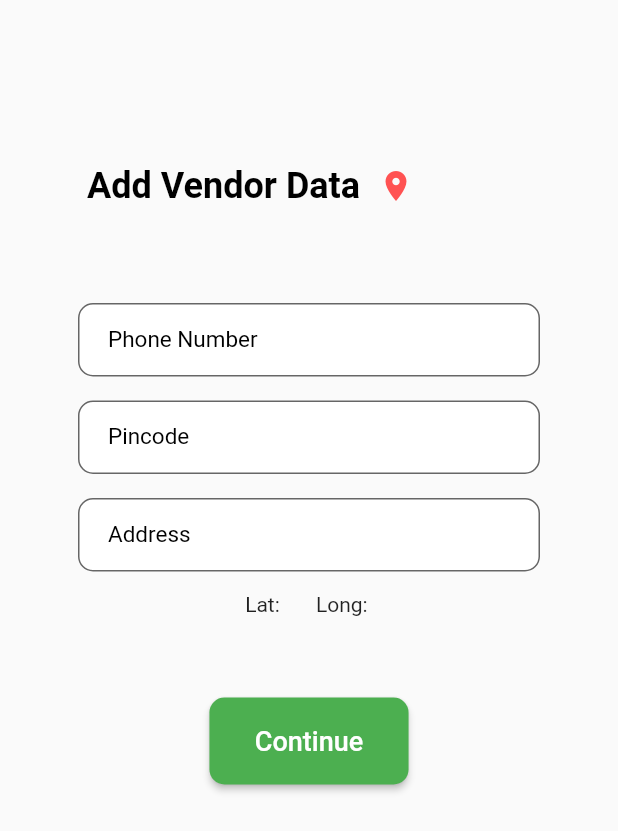
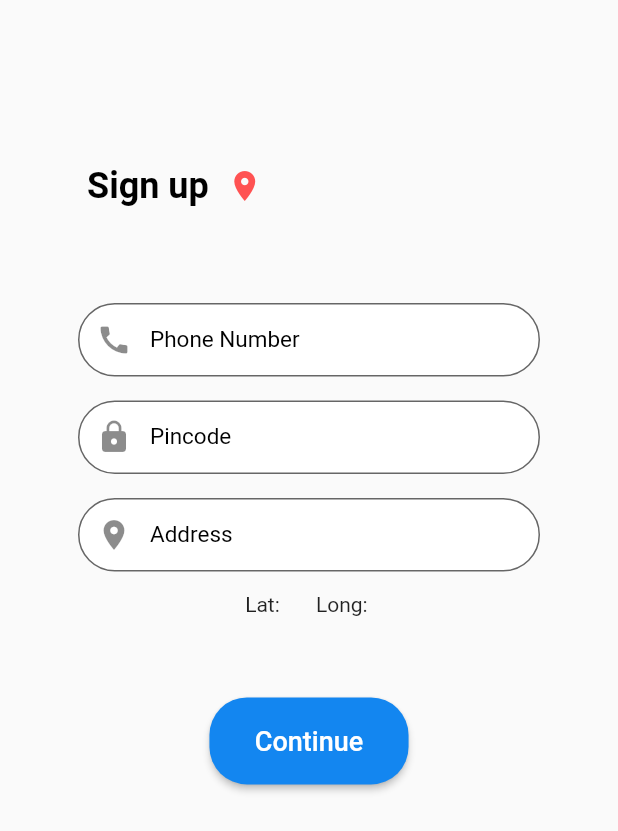
Before and after one commit to sayannath/zero_vendor, a Flutter app: the AddDataPage screen opened directly, on a phone screen of 412 x 824 dp. Shown: the top 831 px of the screen. Run offline on Flutter 3.47's test engine with Material 2 defaults, Android fonts, the phone set to English and light mode, and no system bars; our stand-ins replace file_picker, flutter_screenutil, geolocator, google_nav_bar, line_awesome_flutter, shared_preferences; accounts and stored records are empty; project files that could hold a hidden picture were left out.

```diff
--- a/lib/main.dart
+++ b/lib/main.dart
@@ -1,4 +1,6 @@
 import 'package:flutter/material.dart';
+import 'package:zero_vendor/view/loginPage.dart';
+import 'package:zero_vendor/view/profilePage.dart';
 import 'package:zero_vendor/view/splashScreen.dart';
 
 void main() => runApp(MyApp());
@@ -8,7 +10,7 @@ class MyApp extends StatelessWidget {
   Widget build(BuildContext context) {
     return MaterialApp(
       debugShowCheckedModeBanner: false,
-      home: SplashScreen(),
+      home: ProfilePage(),
     );
   }
 }
--- a/lib/view/addDataPage.dart
+++ b/lib/view/addDataPage.dart
@@ -6,7 +6,6 @@ import 'package:http/http.dart' as http;
 import 'package:zero_vendor/models/User.dart';
 import 'package:zero_vendor/services/userService.dart';
 import 'package:zero_vendor/view/Home.dart';
-
 
 class AddDataPage extends StatefulWidget {
   @override
@@ -86,7 +85,7 @@ class _AddDataPageState extends State<AddDataPage> {
                   mainAxisSize: MainAxisSize.min,
                   children: [
                     Text(
-                      'Add Vendor Data',
+                      'Sign up',
                       style: TextStyle(
                           color: Colors.black,
                           fontSize: 24,
@@ -117,24 +116,45 @@ class _AddDataPageState extends State<AddDataPage> {
                           Container(
                             height: 16.0,
                           ),
-                          _input(phoneNumber, "Please enter Phone Number",
-                              "Phone Number", 'Phone Number', (value) {
-                            phoneNumber = value;
-                          }, TextInputType.text),
+                          _input(
+                            phoneNumber,
+                            "Please enter Phone Number",
+                            "Phone Number",
+                            'Phone Number',
+                            (value) {
+                              phoneNumber = value;
+                            },
+                            TextInputType.text,
+                            Icon(Icons.call),
+                          ),
                           Container(
                             height: 16.0,
                           ),
-                          _input(pincode, "Please enter Pincode", "Pincode",
-                              'Pincode', (value) {
-                            pincode = value;
-                          }, TextInputType.text),
+                          _input(
+                            pincode,
+                            "Please enter Pincode",
+                            "Pincode",
+                            'Pincode',
+                            (value) {
+                              pincode = value;
+                            },
+                            TextInputType.text,
+                            Icon(Icons.lock),
+                          ),
                           Container(
                             height: 16.0,
                           ),
-                          _input(address, "Please enter Address", "Address",
-                              'Address', (value) {
-                            address = value;
-                          }, TextInputType.text),
+                          _input(
+                            address,
+                            "Please enter Address",
+                            "Address",
+                            'Address',
+                            (value) {
+                              address = value;
+                            },
+                            TextInputType.text,
+                            Icon(Icons.location_on),
+                          ),
                           Container(
                             height: 14.0,
                           ),
@@ -158,9 +178,9 @@ class _AddDataPageState extends State<AddDataPage> {
                               onPressed: () {
                                 _updateUserInfo();
                               },
-                              color: Colors.green,
+                              color: Color(0xff1386F0),
                               shape: RoundedRectangleBorder(
-                                borderRadius: BorderRadius.circular(10.0),
+                                borderRadius: BorderRadius.circular(25.0),
                               ),
                               child: Text(
                                 'Continue',
@@ -181,10 +201,18 @@ class _AddDataPageState extends State<AddDataPage> {
   }
 }
 
-Widget _input(String initalValue, String validation, String label, String hint,
-    save, TextInputType keyType) {
+Widget _input(
+  String initalValue,
+  String validation,
+  String label,
+  String hint,
+  save,
+  TextInputType keyType,
+  Icon i,
+) {
   return new TextFormField(
     decoration: InputDecoration(
+      prefixIcon: i,
       filled: true,
       fillColor: Colors.white,
       hintText: hint,
@@ -194,7 +222,7 @@ Widget _input(String initalValue, String validation, String label, String hint,
       contentPadding: EdgeInsets.fromLTRB(20.0, 10.0, 20.0, 20.0),
       border: OutlineInputBorder(
           borderSide: BorderSide(color: Colors.black),
-          borderRadius: BorderRadius.circular(10.0)),
+          borderRadius: BorderRadius.circular(25.0)),
     ),
     validator: (value) => value.isEmpty ? validation : null,
     onSaved: save,
```
Also changed, not shown: lib/view/loginPage.dart (+60 -13 lines), lib/view/profilePage.dart (+88 -98 lines).
